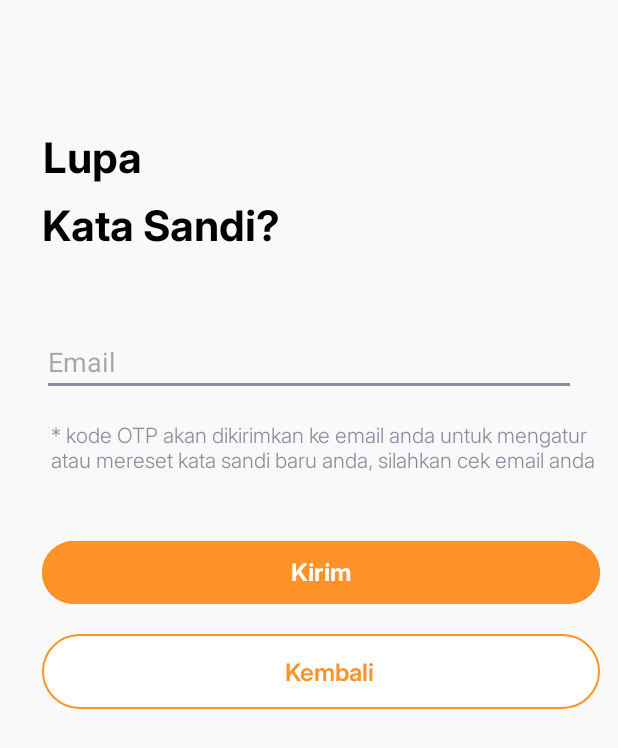
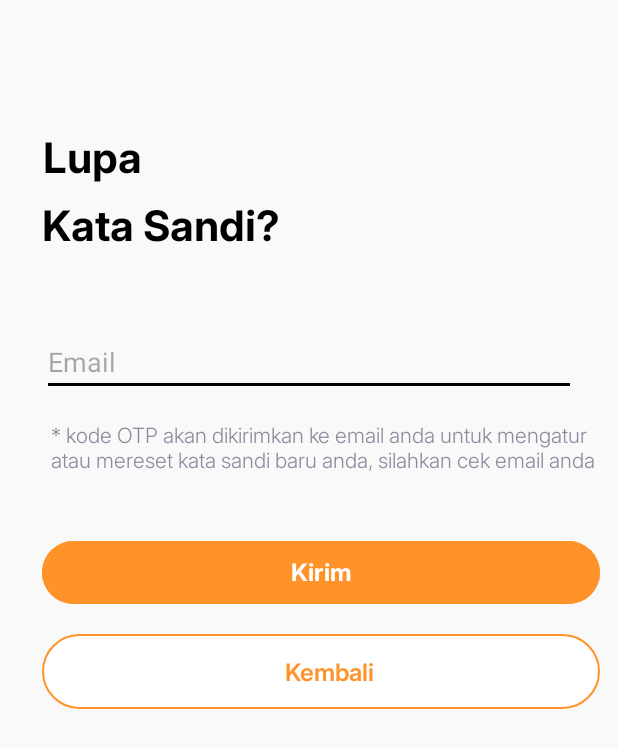
Before and after one commit to riandafatur28/Project_PelatihanKu, an Android app: the layout fragment_forgot_password.xml on its own in the app's theme, with its tools: preview values and no code run, on a phone screen of 412 x 824 dp. Shown: the top 748 px of the screen. Run offline under Robolectric (Android 15) with nearby library versions, the phone set to English and light mode, and no system bars.

Commit message:
mengubah nama fragment_lupa_sandi.xml menjadi fragment_forgot_password.xml

```diff
--- a/app/src/main/res/layout/fragment_lupa_sandi.xml
+++ b/app/src/main/res/layout/fragment_forgot_password.xml
@@ -1,19 +1,18 @@
 <?xml version="1.0" encoding="utf-8"?>
-<ScrollView
-    xmlns:android="http://schemas.android.com/apk/res/android"
+<ScrollView xmlns:android="http://schemas.android.com/apk/res/android"
     xmlns:app="http://schemas.android.com/apk/res-auto"
     xmlns:tools="http://schemas.android.com/tools"
     android:layout_width="match_parent"
     android:layout_height="match_parent"
     android:background="@color/white"
-    tools:context=".FragmentLupaSandi">
+    tools:context=".FragmentForgotPassword">
 
     <LinearLayout
+        android:id="@+id/lupa_sandi"
         android:layout_width="match_parent"
         android:layout_height="wrap_content"
         android:orientation="vertical"
-        android:padding="12dp"
-        android:id="@+id/lupa_sandi">
+        android:padding="12dp">
 
         <!-- LinearLayout untuk teks Lupa Kata Sandi -->
         <LinearLayout
@@ -27,34 +26,34 @@
                 android:id="@+id/textLupaPassword"
                 android:layout_width="wrap_content"
                 android:layout_height="wrap_content"
+                android:layout_marginTop="72dp"
+                android:fontFamily="@font/inter_bold"
+                android:gravity="center"
                 android:text="Lupa"
-                android:fontFamily="@font/inter_bold"
-                android:textStyle="bold"
+                android:textColor="@color/font_black"
                 android:textSize="28sp"
-                android:textColor="@color/font_black"
-                android:layout_marginTop="72dp"
-                android:gravity="center" />
+                android:textStyle="bold" />
 
             <!-- Text Kata Sandi? -->
             <TextView
                 android:id="@+id/textKataSandi"
                 android:layout_width="wrap_content"
                 android:layout_height="wrap_content"
+                android:layout_marginTop="4dp"
+                android:fontFamily="@font/inter_bold"
+                android:gravity="center"
                 android:text="Kata Sandi?"
-                android:fontFamily="@font/inter_bold"
-                android:textStyle="bold"
+                android:textColor="@color/font_black"
                 android:textSize="28sp"
-                android:textColor="@color/font_black"
-                android:layout_marginTop="4dp"
-                android:gravity="center" />
+                android:textStyle="bold" />
         </LinearLayout>
 
         <!-- LinearLayout untuk EditText Email -->
         <LinearLayout
             android:layout_width="match_parent"
             android:layout_height="wrap_content"
+            android:layout_marginTop="48dp"
             android:orientation="vertical"
-            android:layout_marginTop="48dp"
             android:paddingStart="16dp">
 
             <!-- EditText Email -->
@@ -63,10 +62,10 @@
                 android:layout_width="match_parent"
                 android:layout_height="wrap_content"
                 android:layout_marginEnd="16dp"
+                android:backgroundTint="@color/font_black"
                 android:hint="Email"
-                android:textColor="@color/font_black"
                 android:inputType="textEmailAddress"
-                android:backgroundTint="@color/font_tint" />
+                android:textColor="@color/font_black" />
         </LinearLayout>
 
         <!-- LinearLayout untuk opsi lain -->
@@ -80,12 +79,12 @@
             <TextView
                 android:layout_width="match_parent"
                 android:layout_height="wrap_content"
+                android:layout_marginStart="6dp"
+                android:fontFamily="@font/inter_light"
+                android:paddingVertical="16dp"
                 android:text="* kode OTP akan dikirimkan ke email anda untuk mengatur atau mereset kata sandi baru anda, silahkan cek email anda"
                 android:textColor="@color/font_tint"
-                android:paddingVertical="16dp"
-                android:textSize="14sp"
-                android:layout_marginStart="6dp"
-                android:fontFamily="@font/inter_light" />
+                android:textSize="14sp" />
         </LinearLayout>
 
         <!-- LinearLayout untuk Button Kirim -->
@@ -115,22 +114,22 @@
                 android:layout_marginTop="16dp"
                 android:layout_marginBottom="24dp"
                 android:background="@drawable/rounded_button_white"
+                android:clickable="true"
+                android:focusable="true"
                 android:gravity="center"
-                android:orientation="horizontal"
-                android:clickable="true"
-                android:focusable="true">
+                android:orientation="horizontal">
 
                 <TextView
                     android:id="@+id/text_kembali"
                     android:layout_width="wrap_content"
                     android:layout_height="wrap_content"
                     android:layout_marginStart="12dp"
+                    android:background="?attr/selectableItemBackground"
                     android:fontFamily="@font/inter_semibold"
+                    android:padding="8dp"
                     android:text="Kembali"
                     android:textColor="@color/orange"
-                    android:textSize="16sp"
-                    android:background="?attr/selectableItemBackground"
-                    android:padding="8dp" />
+                    android:textSize="16sp" />
             </LinearLayout>
         </LinearLayout>
     </LinearLayout>
```
